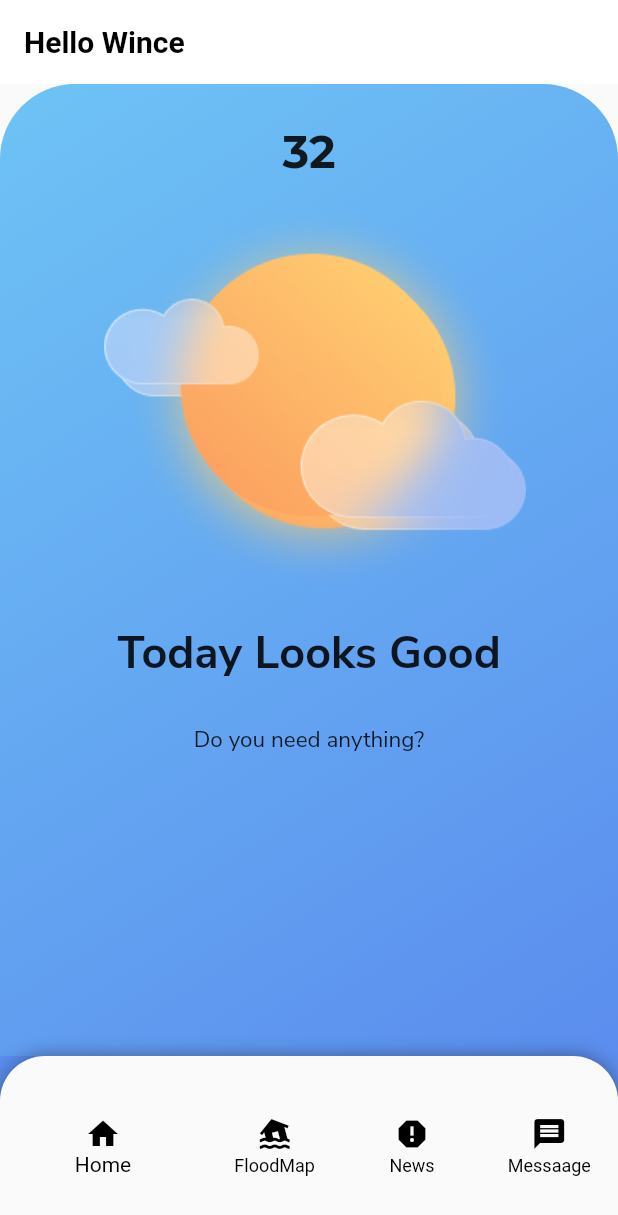
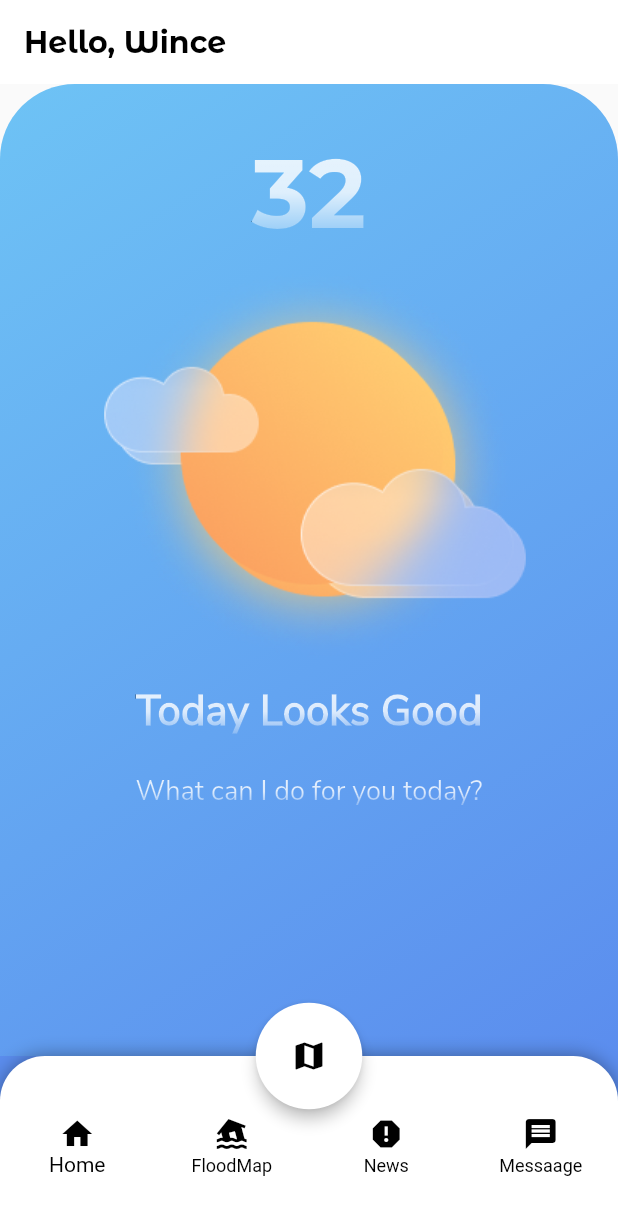
Before and after one commit to wience/aurora, a Flutter app: the screen it shows after launch, on a phone screen of 412 x 824 dp. Shown: the top 1215 px of the screen. Run offline on Flutter 3.47's test engine with Material 2 defaults, Android fonts, the phone set to English and light mode, and no system bars; drawn by our look-alikes of drop_shadow_image; project files that could hold a hidden picture were left out.

Commit message:
Main Screen Done
- Final Buhatonon for this page is to change icons

Co-Authored-By: matyo13 <107267313+matyo13@users.noreply.github.com>
Co-Authored-By: Kent Dave Catipay <107268879+KeeentX@users.noreply.github.com>

```diff
--- a/aurora/lib/main.dart
+++ b/aurora/lib/main.dart
@@ -5,6 +5,30 @@ import 'package:drop_shadow_image/drop_shadow_image.dart';
 
 void main() {
   runApp(const MyApp());
+}
+
+class GradientText extends StatelessWidget {
+  const GradientText(
+    this.text, {
+    super.key,
+    required this.gradient,
+    this.style,
+  });
+
+  final String text;
+  final TextStyle? style;
+  final Gradient gradient;
+
+  @override
+  Widget build(BuildContext context) {
+    return ShaderMask(
+      blendMode: BlendMode.srcIn,
+      shaderCallback: (bounds) => gradient.createShader(
+        Rect.fromLTWH(0, 0, bounds.width, bounds.height),
+      ),
+      child: Text(text, style: style),
+    );
+  }
 }
 
 class MyApp extends StatelessWidget {
@@ -62,11 +86,11 @@ class _MyHomePageState extends State<MyHomePage> {
     return Scaffold(
       appBar: AppBar(
         backgroundColor: const Color.fromARGB(255, 255, 255, 255),
-          title: const Text("Hello Wince",
+        title: const Text("Hello, Wince",
             style: TextStyle(
                 color: Color.fromARGB(255, 0, 0, 0),
                 fontSize: 20,
-                  fontWeight: FontWeight.bold)),
+                fontFamily: 'MontserratAlternateBold')),
         elevation: 0,
       ),
       body: Center(
@@ -92,35 +116,72 @@ class _MyHomePageState extends State<MyHomePage> {
               child: Column(
                   mainAxisAlignment: MainAxisAlignment.spaceAround,
                   children: [
-                      const Spacer(flex: 2),
-                      const Text("32",
+                    const Spacer(flex: 3),
+                    const GradientText(
+                      '32',
                       style: TextStyle(
-                            fontSize: 30,
-                            fontFamily: 'MontserratAlternateBold',
-                          )),
+                          fontSize: 65, fontFamily: 'MontserratAlternateBold'),
+                      gradient: LinearGradient(
+                          begin: Alignment.topCenter,
+                          end: Alignment.bottomCenter,
+                          colors: [
+                            Color.fromARGB(255, 255, 255, 255),
+                            Color.fromARGB(230, 255, 255, 255),
+                            Color.fromARGB(25, 255, 255, 255),
+                          ]),
+                    ),
                     const Spacer(flex: 1),
                     DropShadowImage(
                       image: Image.asset('assets/img/sunny.png'),
                       blurRadius: 0,
                     ),
                     const Spacer(flex: 2),
-                      const Text("Today Looks Good",
+                    const GradientText(
+                      'Today Looks Good',
                       style: TextStyle(
-                            fontSize: 30,
-                            fontFamily: 'NunitoSansBold',
-                          )),
+                          fontSize: 28,
+                          fontFamily: 'NunitoSans',
+                          fontWeight: FontWeight.bold),
+                      gradient: LinearGradient(
+                          begin: Alignment.topCenter,
+                          end: Alignment.bottomCenter,
+                          colors: [
+                            Color.fromARGB(255, 255, 255, 255),
+                            Color.fromARGB(230, 255, 255, 255),
+                            Color.fromARGB(25, 255, 255, 255),
+                          ]),
+                    ),
                     const Spacer(flex: 2),
-                      const Text("Do you need anything?",
-                          style: TextStyle(
-                            fontSize: 15,
-                            fontFamily: 'NunitoSans',
-                          )),
+                    const GradientText(
+                      'What can I do for you today?',
+                      style: TextStyle(fontSize: 18, fontFamily: 'NunitoSans'),
+                      gradient: LinearGradient(
+                          begin: Alignment.topCenter,
+                          end: Alignment.bottomCenter,
+                          colors: [
+                            Color.fromARGB(255, 255, 255, 255),
+                            Color.fromARGB(230, 255, 255, 255),
+                            Color.fromARGB(25, 255, 255, 255),
+                          ]),
+                    ),
                     const Spacer(flex: 15),
                   ]),
             ),
           ))
         ],
       )),
+      floatingActionButton: const SizedBox(
+        height: 71,
+        width: 71,
+        child: FloatingActionButton(
+          onPressed: null,
+          tooltip: 'Increment',
+          elevation: 4.0,
+          backgroundColor: Colors.white,
+          foregroundColor: Colors.black,
+          child: Icon(Icons.map),
+        ),
+      ),
       bottomNavigationBar: Container(
           decoration: const BoxDecoration(
             gradient: LinearGradient(
@@ -149,6 +210,7 @@ class _MyHomePageState extends State<MyHomePage> {
                   topRight: Radius.circular(30.0),
                 ),
                 child: BottomNavigationBar(
+                  type: BottomNavigationBarType.fixed,
                   backgroundColor: const Color.fromARGB(255, 255, 255, 255),
                   items: const <BottomNavigationBarItem>[
                     BottomNavigationBarItem(
@@ -173,6 +235,8 @@ class _MyHomePageState extends State<MyHomePage> {
                   showUnselectedLabels: true,
                   elevation: 0,
                 ),
-                ))));
+              ))),
+      floatingActionButtonLocation: FloatingActionButtonLocation.centerDocked,
+    );
   }
 }
```
Lines whose indentation alone changed are shown as unchanged.
